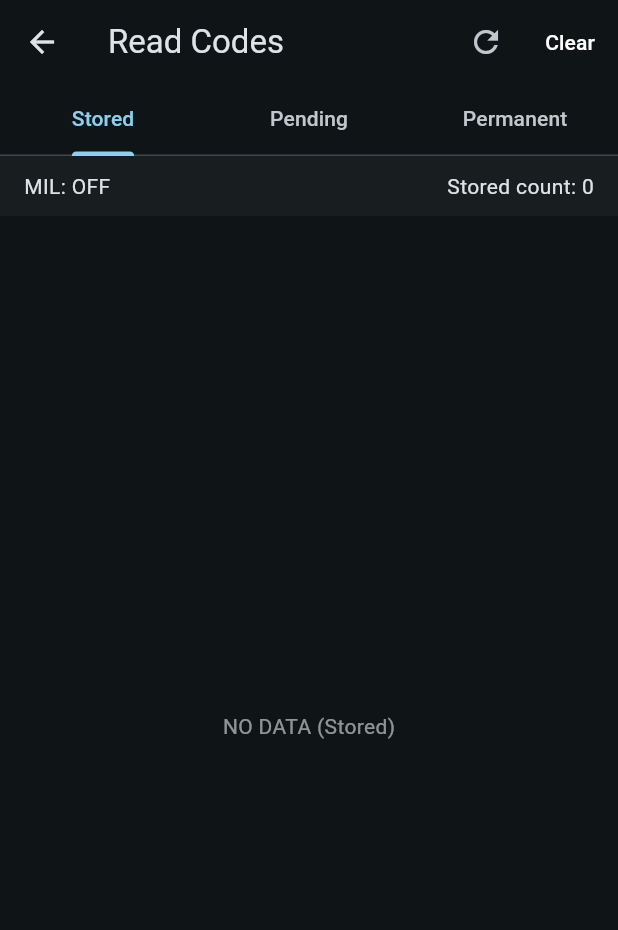
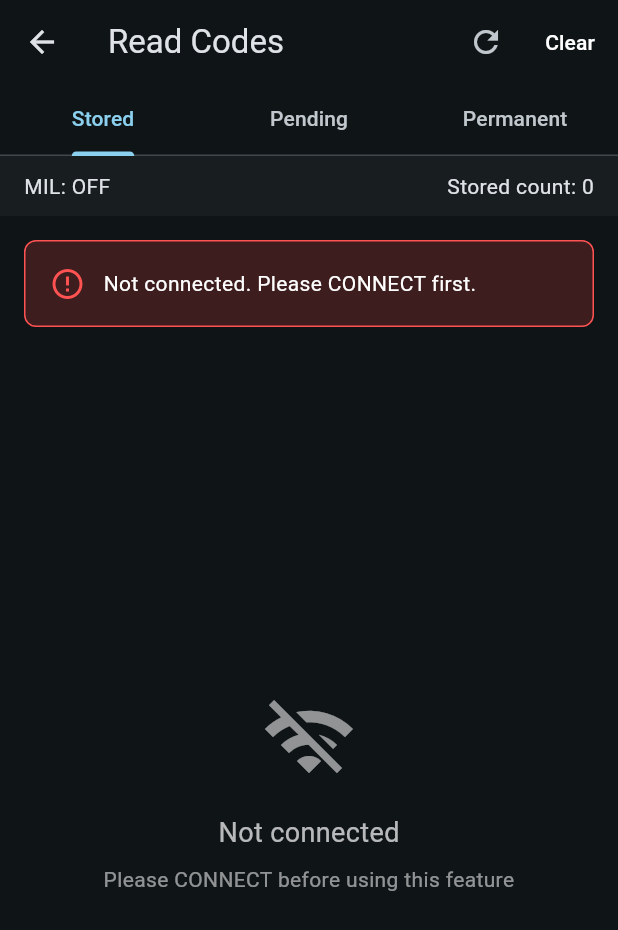
Before and after one commit to Phatjiro/CSA_PRO, a Flutter app: the ReadCodesScreen screen opened directly, after a tap on the "refresh" icon, on a phone screen of 412 x 824 dp. Shown: the top 930 px of the screen. Run offline on Flutter 3.47's test engine with Material 3 defaults, Android fonts, the phone set to English and light mode, and no system bars; our stand-ins replace fl_chart, syncfusion_flutter_gauges.

Commit message:
update language content

```diff
--- a/flutter-car-scanner/lib/screens/connect_screen.dart
+++ b/flutter-car-scanner/lib/screens/connect_screen.dart
@@ -58,7 +58,7 @@ class _ConnectScreenState extends State<ConnectScreen> {
         child: Column(
           crossAxisAlignment: CrossAxisAlignment.start,
           children: [
-            const Text('Kết nối qua Wi‑Fi (TCP ELM327)',
+            const Text('Connect via Wi‑Fi (TCP ELM327)',
                 style: TextStyle(fontSize: 16, fontWeight: FontWeight.w600)),
             const SizedBox(height: 12),
             TextField(
--- a/flutter-car-scanner/lib/screens/emission_tests_screen.dart
+++ b/flutter-car-scanner/lib/screens/emission_tests_screen.dart
@@ -58,7 +58,7 @@ class _EmissionTestsScreenState extends State<EmissionTestsScreen> {
         child: _isLoading && _items.isEmpty
             ? const Center(child: CircularProgressIndicator())
             : (_items.isEmpty
-                ? const Center(child: Text('Không có dữ liệu readiness'))
+                ? const Center(child: Text('No readiness data'))
                 : ListView.separated(
                     padding: const EdgeInsets.only(bottom: 12),
                     itemCount: _items.length,
--- a/flutter-car-scanner/lib/screens/home_screen.dart
+++ b/flutter-car-scanner/lib/screens/home_screen.dart
@@ -245,7 +245,7 @@ class _Section extends StatelessWidget {
                         final client = ConnectionManager.instance.client;
                         if (client == null) {
                           ScaffoldMessenger.of(context).showSnackBar(
-                            const SnackBar(content: Text('Chưa kết nối. Hãy CONNECT trước.')),
+                            const SnackBar(content: Text('Not connected. Please CONNECT first.')),
                           );
                           return;
                         }
@@ -255,7 +255,7 @@ class _Section extends StatelessWidget {
                         final client = ConnectionManager.instance.client;
                         if (client == null) {
                           ScaffoldMessenger.of(context).showSnackBar(
-                            const SnackBar(content: Text('Chưa kết nối. Hãy CONNECT trước.')),
+                            const SnackBar(content: Text('Not connected. Please CONNECT first.')),
                           );
                           return;
                         }
@@ -265,7 +265,7 @@ class _Section extends StatelessWidget {
                         final clientA = ConnectionManager.instance.client;
                         if (clientA == null) {
                           ScaffoldMessenger.of(context).showSnackBar(
-                            const SnackBar(content: Text('Chưa kết nối. Hãy CONNECT trước.')),
+                            const SnackBar(content: Text('Not connected. Please CONNECT first.')),
                           );
                           return;
                         }
@@ -275,13 +275,20 @@ class _Section extends StatelessWidget {
                         final clientE = ConnectionManager.instance.client;
                         if (clientE == null) {
                           ScaffoldMessenger.of(context).showSnackBar(
-                            const SnackBar(content: Text('Chưa kết nối. Hãy CONNECT trước.')),
+                            const SnackBar(content: Text('Not connected. Please CONNECT first.')),
                           );
                           return;
                         }
                         Navigator.of(context).push(MaterialPageRoute(builder: (_) => const EmissionTestsScreen()));
                         break;
                       case _Action.openReadCodes:
+                        final clientR = ConnectionManager.instance.client;
+                        if (clientR == null) {
+                          ScaffoldMessenger.of(context).showSnackBar(
+                            const SnackBar(content: Text('Not connected. Please CONNECT first.')),
+                          );
+                          return;
+                        }
                         Navigator.of(context).push(MaterialPageRoute(builder: (_) => const ReadCodesScreen()));
                         break;
                       case _Action.openPlaceholder:
@@ -405,7 +412,7 @@ class _GroupCard extends StatelessWidget {
                               final client = ConnectionManager.instance.client;
                               if (client == null) {
                                 ScaffoldMessenger.of(context).showSnackBar(
-                                  const SnackBar(content: Text('Chưa kết nối. Hãy CONNECT trước.')),
+                                  const SnackBar(content: Text('Not connected. Please CONNECT first.')),
                                 );
                                 return;
                               }
@@ -415,7 +422,7 @@ class _GroupCard extends StatelessWidget {
                               final client = ConnectionManager.instance.client;
                               if (client == null) {
                                 ScaffoldMessenger.of(context).showSnackBar(
-                                  const SnackBar(content: Text('Chưa kết nối. Hãy CONNECT trước.')),
+                                  const SnackBar(content: Text('Not connected. Please CONNECT first.')),
                                 );
                                 return;
                               }
@@ -425,7 +432,7 @@ class _GroupCard extends StatelessWidget {
                               final clientA = ConnectionManager.instance.client;
                               if (clientA == null) {
                                 ScaffoldMessenger.of(context).showSnackBar(
-                                  const SnackBar(content: Text('Chưa kết nối. Hãy CONNECT trước.')),
+                                  const SnackBar(content: Text('Not connected. Please CONNECT first.')),
                                 );
                                 return;
                               }
@@ -435,7 +442,7 @@ class _GroupCard extends StatelessWidget {
                               final clientE = ConnectionManager.instance.client;
                               if (clientE == null) {
                                 ScaffoldMessenger.of(context).showSnackBar(
-                                  const SnackBar(content: Text('Chưa kết nối. Hãy CONNECT trước.')),
+                                  const SnackBar(content: Text('Not connected. Please CONNECT first.')),
                                 );
                                 return;
                               }
@@ -643,7 +650,7 @@ void _openGroupChooser(BuildContext context, _Group g) {
                             final client = ConnectionManager.instance.client;
                             if (client == null) {
                               ScaffoldMessenger.of(context).showSnackBar(
-                                const SnackBar(content: Text('Chưa kết nối. Hãy CONNECT trước.')),
+                                const SnackBar(content: Text('Not connected. Please CONNECT first.')),
                               );
                               return;
                             }
@@ -653,7 +660,7 @@ void _openGroupChooser(BuildContext context, _Group g) {
                             final client = ConnectionManager.instance.client;
                             if (client == null) {
                               ScaffoldMessenger.of(context).showSnackBar(
-                                const SnackBar(content: Text('Chưa kết nối. Hãy CONNECT trước.')),
+                                const SnackBar(content: Text('Not connected. Please CONNECT first.')),
                               );
                               return;
                             }
@@ -663,7 +670,7 @@ void _openGroupChooser(BuildContext context, _Group g) {
                             final clientA = ConnectionManager.instance.client;
                             if (clientA == null) {
                               ScaffoldMessenger.of(context).showSnackBar(
-                                const SnackBar(content: Text('Chưa kết nối. Hãy CONNECT trước.')),
+                                const SnackBar(content: Text('Not connected. Please CONNECT first.')),
                               );
                               return;
                             }
@@ -673,7 +680,7 @@ void _openGroupChooser(BuildContext context, _Group g) {
                             final clientE = ConnectionManager.instance.client;
                             if (clientE == null) {
                               ScaffoldMessenger.of(context).showSnackBar(
-                                const SnackBar(content: Text('Chưa kết nối. Hãy CONNECT trước.')),
+                                const SnackBar(content: Text('Not connected. Please CONNECT first.')),
                               );
                               return;
                             }
--- a/flutter-car-scanner/lib/screens/read_codes_screen.dart
+++ b/flutter-car-scanner/lib/screens/read_codes_screen.dart
@@ -10,7 +10,7 @@ class ReadCodesScreen extends StatefulWidget {
 }
 
 class _ReadCodesScreenState extends State<ReadCodesScreen> with SingleTickerProviderStateMixin {
-  late final ObdClient _client;
+  ObdClient? _client;
   late final TabController _tab;
   bool _loading = false;
   bool _milOn = false;
@@ -18,34 +18,63 @@ class _ReadCodesScreenState extends State<ReadCodesScreen> with SingleTickerProv
   List<String> _stored = [];
   List<String> _pending = [];
   List<String> _permanent = [];
+  String? _errorMessage;
 
   @override
   void initState() {
     super.initState();
-    _client = ConnectionManager.instance.client!;
+    _client = ConnectionManager.instance.client;
     _tab = TabController(length: 3, vsync: this);
+    if (_client != null) {
       _refreshAll();
+    } else {
+      _errorMessage = 'Not connected. Please CONNECT first.';
+    }
   }
 
   Future<void> _refreshAll() async {
-    setState(() => _loading = true);
+    if (_client == null) {
+      setState(() {
+        _errorMessage = 'Not connected. Please CONNECT first.';
+      });
+      return;
+    }
+    setState(() {
+      _loading = true;
+      _errorMessage = null;
+    });
     try {
-      final mil = await _client.readMilAndCount();
-      final stored = await _client.readStoredDtc();
-      final pending = await _client.readPendingDtc();
-      final permanent = await _client.readPermanentDtc();
+      final mil = await _client!.readMilAndCount();
+      final stored = await _client!.readStoredDtc();
+      final pending = await _client!.readPendingDtc();
+      final permanent = await _client!.readPermanentDtc();
+      if (mounted) {
         setState(() {
           _milOn = mil.$1;
           _count = mil.$2;
           _stored = stored;
           _pending = pending;
           _permanent = permanent;
+          _loading = false;
         });
-    } catch (_) {}
-    setState(() => _loading = false);
+      }
+    } catch (e) {
+      if (mounted) {
+        setState(() {
+          _errorMessage = 'Error reading DTC: ${e.toString()}';
+          _loading = false;
+        });
+      }
+    }
   }
 
   Future<void> _clear() async {
+    if (_client == null) {
+      ScaffoldMessenger.of(context).showSnackBar(
+        const SnackBar(content: Text('Not connected. Please CONNECT first.')),
+      );
+      return;
+    }
     final ok = await showDialog<bool>(context: context, builder: (ctx) => AlertDialog(
       title: const Text('Clear DTCs?'),
       content: const Text('This will turn off MIL (if no codes reappear) and reset readiness.'),
@@ -55,9 +84,21 @@ class _ReadCodesScreenState extends State<ReadCodesScreen> with SingleTickerProv
       ],
     )) ?? false;
     if (!ok) return;
-    setState(() => _loading = true);
-    try { await _client.clearDtc(); } catch (_) {}
+    setState(() {
+      _loading = true;
+      _errorMessage = null;
+    });
+    try {
+      await _client!.clearDtc();
       await _refreshAll();
+    } catch (e) {
+      if (mounted) {
+        setState(() {
+          _errorMessage = 'Error clearing DTC: ${e.toString()}';
+          _loading = false;
+        });
+      }
+    }
   }
 
   @override
@@ -95,8 +136,51 @@ class _ReadCodesScreenState extends State<ReadCodesScreen> with SingleTickerProv
               ],
             ),
           ),
+          if (_errorMessage != null)
+            Container(
+              width: double.infinity,
+              padding: const EdgeInsets.all(16),
+              margin: const EdgeInsets.all(16),
+              decoration: BoxDecoration(
+                color: Colors.red.withOpacity(0.2),
+                borderRadius: BorderRadius.circular(8),
+                border: Border.all(color: Colors.redAccent, width: 1),
+              ),
+              child: Row(
+                children: [
+                  const Icon(Icons.error_outline, color: Colors.redAccent),
+                  const SizedBox(width: 12),
                   Expanded(
-            child: TabBarView(
+                    child: Text(
+                      _errorMessage!,
+                      style: const TextStyle(color: Colors.white),
+                    ),
+                  ),
+                ],
+              ),
+            ),
+          Expanded(
+            child: _errorMessage != null && _client == null
+                ? Center(
+                    child: Column(
+                      mainAxisAlignment: MainAxisAlignment.center,
+                      children: [
+                        const Icon(Icons.wifi_off, size: 64, color: Colors.white54),
+                        const SizedBox(height: 16),
+                        const Text(
+                          'Not connected',
+                          style: TextStyle(color: Colors.white70, fontSize: 18),
+                        ),
+                        const SizedBox(height: 8),
+                        const Text(
+                          'Please CONNECT before using this feature',
+                          style: TextStyle(color: Colors.white54, fontSize: 14),
+                          textAlign: TextAlign.center,
+                        ),
+                      ],
+                    ),
+                  )
+                : TabBarView(
                     controller: _tab,
                     children: [
                       _buildList(_stored, 'Stored'),
@@ -117,9 +201,8 @@ class _ReadCodesScreenState extends State<ReadCodesScreen> with SingleTickerProv
     if (codes.isEmpty) {
       return Center(child: Text('NO DATA ($type)', style: const TextStyle(color: Colors.white54)));
     }
-    return ListView.separated(
+    return ListView.builder(
       itemCount: codes.length,
-      separatorBuilder: (_, __) => const Divider(height: 1, color: Colors.white12),
       padding: const EdgeInsets.symmetric(vertical: 8),
       itemBuilder: (context, index) {
         final dtcCode = codes[index];
@@ -129,10 +212,32 @@ class _ReadCodesScreenState extends State<ReadCodesScreen> with SingleTickerProv
         return Card(
           margin: const EdgeInsets.symmetric(horizontal: 16, vertical: 4),
           color: Colors.white.withOpacity(0.08),
-          child: ListTile(
-            contentPadding: const EdgeInsets.symmetric(horizontal: 16, vertical: 8),
-            leading: const Icon(Icons.error_outline, color: Colors.redAccent, size: 28),
-            title: Text(
+          shape: RoundedRectangleBorder(
+            borderRadius: BorderRadius.circular(12),
+          ),
+          child: Material(
+            color: Colors.transparent,
+            child: InkWell(
+              onTap: () => DtcHelper.searchOnGoogle(dtcCode),
+              borderRadius: BorderRadius.circular(12),
+              splashColor: Colors.white.withOpacity(0.1),
+              highlightColor: Colors.white.withOpacity(0.05),
+              child: Padding(
+                padding: const EdgeInsets.symmetric(horizontal: 16, vertical: 12),
+                child: Row(
+                  crossAxisAlignment: CrossAxisAlignment.start,
+                  children: [
+                    const Icon(Icons.error_outline, color: Colors.redAccent, size: 28),
+                    const SizedBox(width: 16),
+                    Expanded(
+                      child: Column(
+                        crossAxisAlignment: CrossAxisAlignment.start,
+                        children: [
+                          Row(
+                            mainAxisAlignment: MainAxisAlignment.spaceBetween,
+                            children: [
+                              Expanded(
+                                child: Text(
                                   dtcCode,
                                   style: const TextStyle(
                                     fontWeight: FontWeight.bold,
@@ -140,10 +245,11 @@ class _ReadCodesScreenState extends State<ReadCodesScreen> with SingleTickerProv
                                     color: Colors.white,
                                   ),
                                 ),
-            subtitle: Column(
-              crossAxisAlignment: CrossAxisAlignment.start,
-              children: [
-                const SizedBox(height: 4),
+                              ),
+                              const Icon(Icons.search, color: Colors.white54, size: 20),
+                            ],
+                          ),
+                          const SizedBox(height: 6),
                           Text(
                             description,
                             style: const TextStyle(
@@ -160,7 +266,7 @@ class _ReadCodesScreenState extends State<ReadCodesScreen> with SingleTickerProv
                               fontStyle: FontStyle.italic,
                             ),
                           ),
-                const SizedBox(height: 4),
+                          const SizedBox(height: 6),
                           Row(
                             children: [
                               Icon(Icons.info_outline, size: 14, color: Colors.white54),
@@ -176,8 +282,11 @@ class _ReadCodesScreenState extends State<ReadCodesScreen> with SingleTickerProv
                           ),
                         ],
                       ),
-            onTap: () => DtcHelper.searchOnGoogle(dtcCode),
-            trailing: const Icon(Icons.search, color: Colors.white54),
+                    ),
+                  ],
+                ),
+              ),
+            ),
           ),
         );
       },
```
Lines whose indentation alone changed are shown as unchanged.
